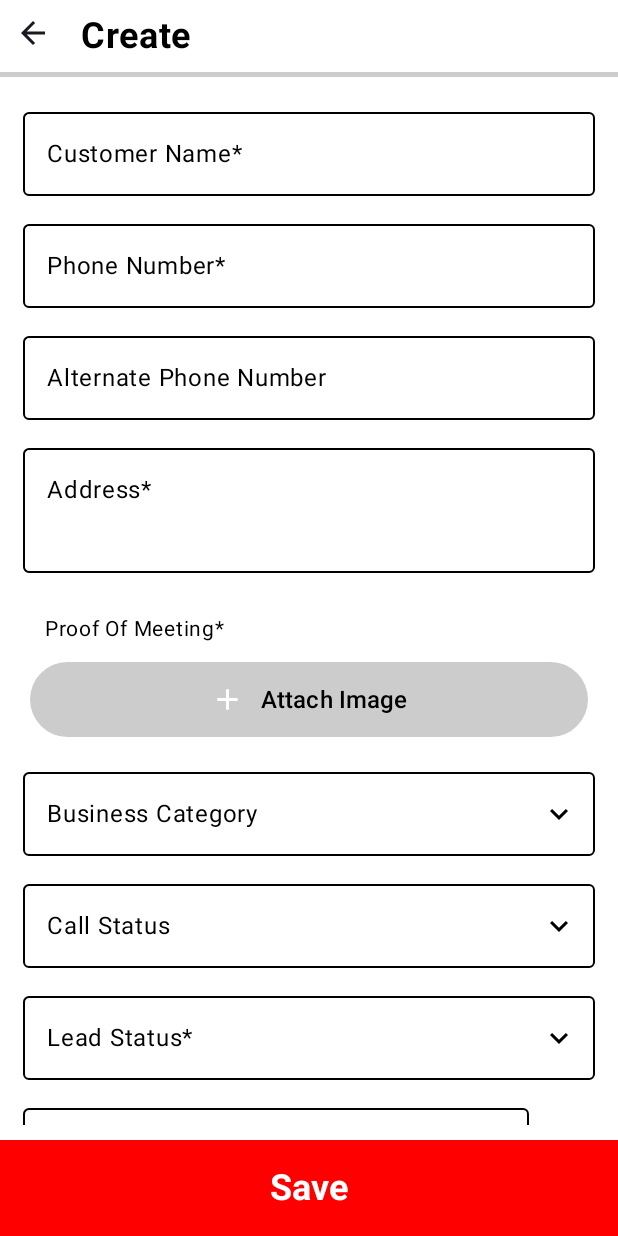
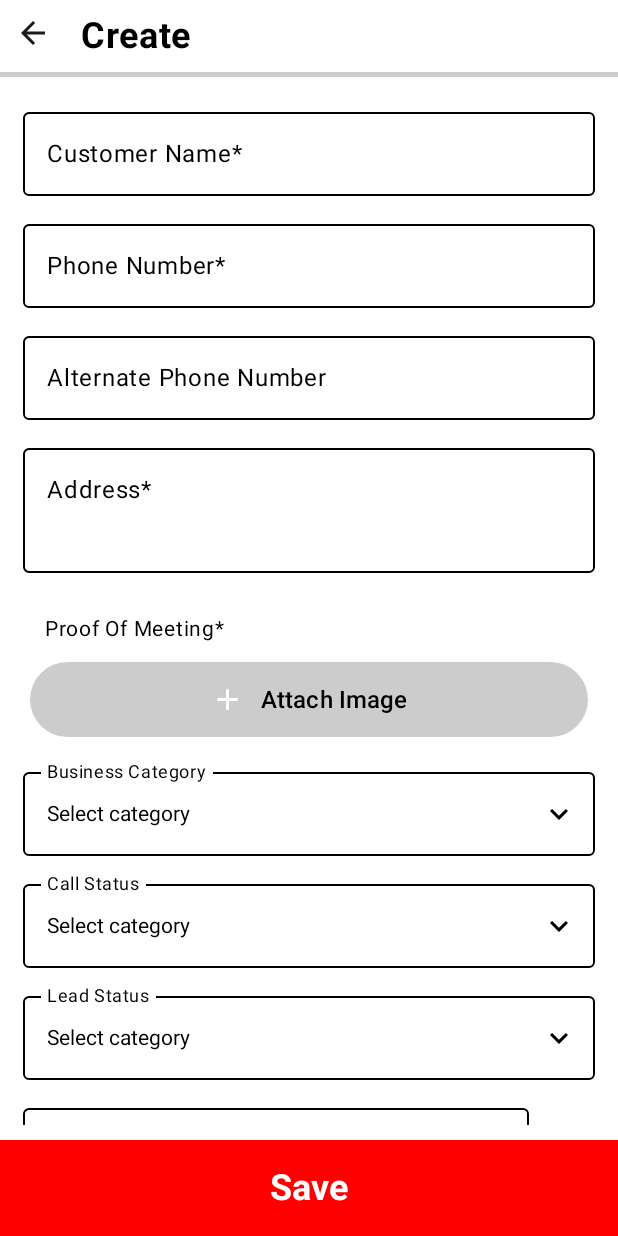
Before and after one commit to Krishnaseeke/FST, an Android app built with Jetpack Compose: the composable CreateScreen called with empty values, on a phone screen of 412 x 824 dp. Run offline under Robolectric (Android 15) with nearby library versions, the phone set to English and light mode, and no system bars.

Commit message:
Bottom Sheet Implemented

```diff
--- a/app/build.gradle.kts
+++ b/app/build.gradle.kts
@@ -80,6 +80,7 @@ dependencies {
     implementation ("com.google.accompanist:accompanist-coil:0.15.0")
     implementation ("com.google.accompanist:accompanist-systemuicontroller:0.20.0")
     implementation ("androidx.datastore:datastore-preferences:1.0.0")
+    implementation ("androidx.compose.material3:material3:1.2.0-alpha02")
 
 
 
--- a/app/src/main/java/com/testapplication/www/homescreen/create/CreateScreen.kt
+++ b/app/src/main/java/com/testapplication/www/homescreen/create/CreateScreen.kt
@@ -24,6 +24,7 @@ import androidx.compose.ui.draw.clip
 import androidx.compose.ui.platform.LocalContext
 import androidx.compose.ui.text.TextStyle
 import androidx.compose.ui.text.font.FontWeight
+import com.testapplication.www.homescreen.create.BottomSheet
 import com.testapplication.www.homescreen.create.CustomOutlinedTextField
 import com.testapplication.www.homescreen.create.DropdownLists
 import com.testapplication.www.homescreen.home.ScreenData1
@@ -224,28 +225,42 @@ fun CreateScreen(
 
             }
 
-            var bcExpanded by remember { mutableStateOf(false) }
-            var csExpanded by remember { mutableStateOf(false) }
-            var lsExpanded by remember { mutableStateOf(false) }
 
+            var csshowSheet by remember { mutableStateOf(false) }
+            var lsshowSheet by remember { mutableStateOf(false) }
+
+
+            val csIcon =
+                if (csshowSheet) Icons.Filled.KeyboardArrowUp else Icons.Filled.KeyboardArrowDown
+            val lsIcon =
+                if (lsshowSheet) Icons.Filled.KeyboardArrowUp else Icons.Filled.KeyboardArrowDown
+
+            var bcshowSheet by remember { mutableStateOf(false) }
             val bcIcon =
-                if (bcExpanded) Icons.Filled.KeyboardArrowUp else Icons.Filled.KeyboardArrowDown
-            val csIcon =
-                if (csExpanded) Icons.Filled.KeyboardArrowUp else Icons.Filled.KeyboardArrowDown
-            val lsIcon =
-                if (lsExpanded) Icons.Filled.KeyboardArrowUp else Icons.Filled.KeyboardArrowDown
+                if (bcshowSheet) Icons.Filled.KeyboardArrowUp else Icons.Filled.KeyboardArrowDown
 
-            Box(
-                modifier = Modifier.fillMaxWidth() // Ensures dropdown flexibility
-            ) {
+            Box() {
+                if (bcshowSheet) {
+                    BottomSheet(
+                        onDismiss = {
+                            bcshowSheet = false
+                        },
+                        onCategorySelected = { category ->
+                            state.businessCategory = category
+                            bcshowSheet = false
+                        },"BussinessCategory"
+                    )
+                }
+
                 OutlinedTextField(
-                    value = state.businessCategory,
+                    value = if (state.businessCategory.isNotEmpty()) state.businessCategory else "Select category",
                     onValueChange = { viewModel.updateBusinessCategory(it) },
                     trailingIcon = {
                         Icon(
                             bcIcon,
                             "Dropdown Icon",
-                            Modifier.clickable { bcExpanded = !bcExpanded },Color.Black
+                            Modifier.clickable { bcshowSheet = true },
+                            tint = Color.Black // Specify icon tint
                         )
                     },
                     label = { Text("Business Category") },
@@ -255,42 +270,30 @@ fun CreateScreen(
                         .fillMaxWidth()
                         .padding(5.dp)
                 )
-
-                DropdownMenu(
-                    expanded = bcExpanded,
-                    onDismissRequest = { bcExpanded = false },
-                    modifier = Modifier
-                        .fillMaxWidth(1f)
-                        .height(200.dp)
-                        .align(Alignment.Center)
-                        .background(color = Color.White)
-                ) {
-                    DropdownLists.bussinessCategory.forEach { category ->
-                        DropdownMenuItem(
-                            text = {
-                                Text(category, color = Color.Black)
-                            },
-                            onClick = {
-                                viewModel.updateBusinessCategory(category)
-                                bcExpanded = false
-                            }
-                        )
-                        Divider()
-                    }
-                }
             }
 
-            Box(
-                modifier = Modifier.fillMaxWidth()
-            ) {
+            Box() {
+                if (csshowSheet) {
+                    BottomSheet(
+                        onDismiss = {
+                            csshowSheet = false
+                        },
+                        onCategorySelected = { category ->
+                            state.callStatus = category
+                            csshowSheet = false
+                        },"CallStatus"
+                    )
+                }
+
                 OutlinedTextField(
-                    value = state.callStatus,
+                    value = if (state.callStatus.isNotEmpty()) state.callStatus else "Select category",
                     onValueChange = { viewModel.updateCallStatus(it) },
                     trailingIcon = {
                         Icon(
                             csIcon,
                             "Dropdown Icon",
-                            Modifier.clickable { csExpanded = !csExpanded },Color.Black
+                            Modifier.clickable { csshowSheet = true },
+                            tint = Color.Black // Specify icon tint
                         )
                     },
                     label = { Text("Call Status") },
@@ -300,75 +303,43 @@ fun CreateScreen(
                         .fillMaxWidth()
                         .padding(5.dp)
                 )
-
-                DropdownMenu(
-                    expanded = csExpanded,
-                    onDismissRequest = { csExpanded = false },
-                    modifier = Modifier
-                        .fillMaxWidth(1f)
-                        .height(200.dp)
-                        .align(Alignment.Center)
-                        .background(color = Color.White)
-                ) {
-                    DropdownLists.callStatus.forEach { status ->
-                        DropdownMenuItem(
-                            text = {
-                                Text(status, color = Color.Black)
-                            },
-                            onClick = {
-                                viewModel.updateCallStatus(status)
-                                csExpanded = false
-                            }
-                        )
-                        Divider()
-                    }
-                }
             }
 
-            Box(
-                modifier = Modifier.fillMaxWidth()
-            ) {
+            Box() {
+                if (lsshowSheet) {
+                    BottomSheet(
+                        onDismiss = {
+                            lsshowSheet = false
+                        },
+                        onCategorySelected = { category ->
+                            state.leadStatus = category
+                            lsshowSheet = false
+                        },"LeadStatus"
+                    )
+                }
+
                 OutlinedTextField(
-                    value = state.leadStatus,
+                    value = if (state.leadStatus.isNotEmpty()) state.leadStatus else "Select category",
                     onValueChange = { viewModel.updateLeadStatus(it) },
                     trailingIcon = {
                         Icon(
                             lsIcon,
                             "Dropdown Icon",
-                            Modifier.clickable { lsExpanded = !lsExpanded },Color.Black
+                            Modifier.clickable { lsshowSheet = true },
+                            tint = Color.Black // Specify icon tint
                         )
                     },
-                    label = { Text("Lead Status*") },
+                    label = { Text("Lead Status") },
                     colors = textFieldColors,
                     textStyle = textFieldStyle,
                     modifier = Modifier
                         .fillMaxWidth()
                         .padding(5.dp)
                 )
+            }
 
-                DropdownMenu(
-                    expanded = lsExpanded,
-                    onDismissRequest = { lsExpanded = false },
-                    modifier = Modifier
-                        .fillMaxWidth(1f)
-                        .height(200.dp)
-                        .align(Alignment.Center)
-                        .background(color = Color.White)
-                ) {
-                    DropdownLists.leadStatus.forEach { status ->
-                        DropdownMenuItem(
-                            text = {
-                                Text(status, color = Color.Black)
-                            },
-                            onClick = {
-                                viewModel.updateLeadStatus(status)
-                                lsExpanded = false
-                            }
-                        )
-                        Divider()
-                    }
-                }
-            }
+
+
 
             Row(
                 modifier = Modifier.fillMaxWidth(),
--- a/app/src/main/java/com/testapplication/www/homescreen/create/CreateScreenViewModel.kt
+++ b/app/src/main/java/com/testapplication/www/homescreen/create/CreateScreenViewModel.kt
@@ -19,9 +19,9 @@ data class CreateScreenState(
     val phoneNumber: String = "",
     val alternatePhoneNumber: String = "",
     val address: String = "",
-    val businessCategory: String = "",
-    val callStatus: String = "",
-    val leadStatus: String = "",
+    var businessCategory: String = "",
+    var callStatus: String = "",
+    var leadStatus: String = "",
     val followUpDate: String = "",
     val followUpTime: String = "",
     val followUpActionCall: Boolean = false,
--- a/app/src/main/java/com/testapplication/www/homescreen/create/DropDownLists.kt
+++ b/app/src/main/java/com/testapplication/www/homescreen/create/DropDownLists.kt
@@ -13,7 +13,7 @@ object DropdownLists {
         "Wholeseller-Household Electrical Equipments",
         "Manufacturer-General Trade",
         "Manufacturer-Chemical Industry"
-    )
+    ).sorted()
 
     val callStatus = listOf(
         "Ring & Not Received",
@@ -24,7 +24,7 @@ object DropdownLists {
         "Wrong Number",
         "Call Back Required Specific",
         "Positive"
-    )
+    ).sorted()
 
     val leadStatus = listOf(
         "First Meet",
@@ -35,5 +35,5 @@ object DropdownLists {
         "Demo Completed",
         "License Purchased",
         "Not Interested"
-    )
+    ).sorted()
 }
```
Also changed, not shown: app/src/main/java/com/testapplication/www/homescreen/create/createCommonUtils.kt (+62 -0 lines).
